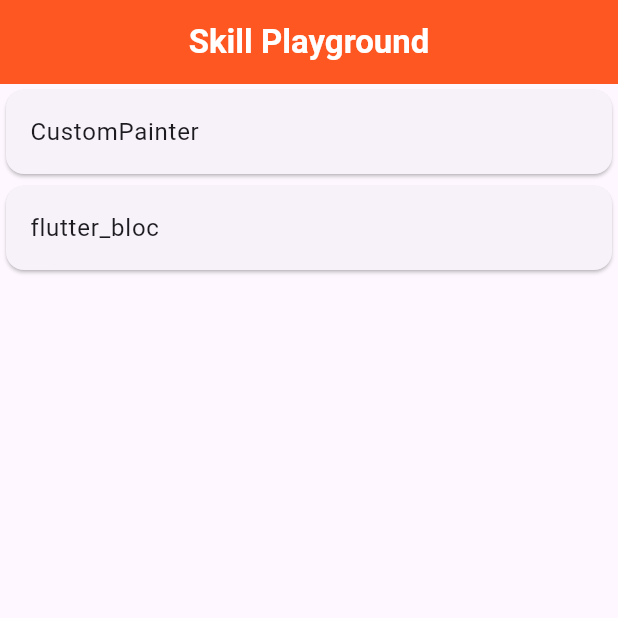
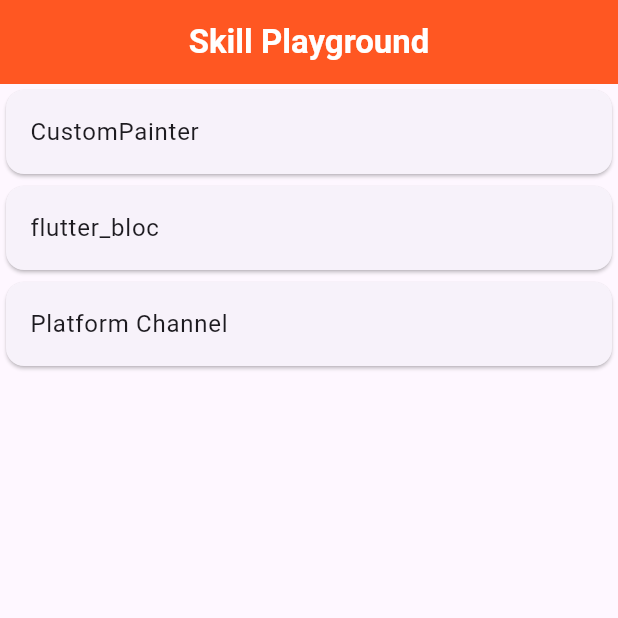
Before and after one commit to leonardovivo/skill_playground, a Flutter app: the screen it shows after launch, on a phone screen of 412 x 824 dp, the top half of it. Run offline on Flutter 3.47's test engine with Material 3 defaults, Android fonts, the phone set to English and light mode, and no system bars; our stand-ins replace flutter_bloc, get_it.

Commit message:
adiciona card de navegação pra platform channel

```diff
--- a/lib/screens/home/home_screen.dart
+++ b/lib/screens/home/home_screen.dart
@@ -10,6 +10,7 @@ class HomeScreen extends StatelessWidget {
     final topics = [
       {'title': 'CustomPainter', 'screen': 'custom_painter'},
       {'title': 'flutter_bloc', 'screen': 'bloc'},
+      {'title': 'Platform Channel', 'screen': 'platform'},
     ];
 
     return SafeArea(
```
